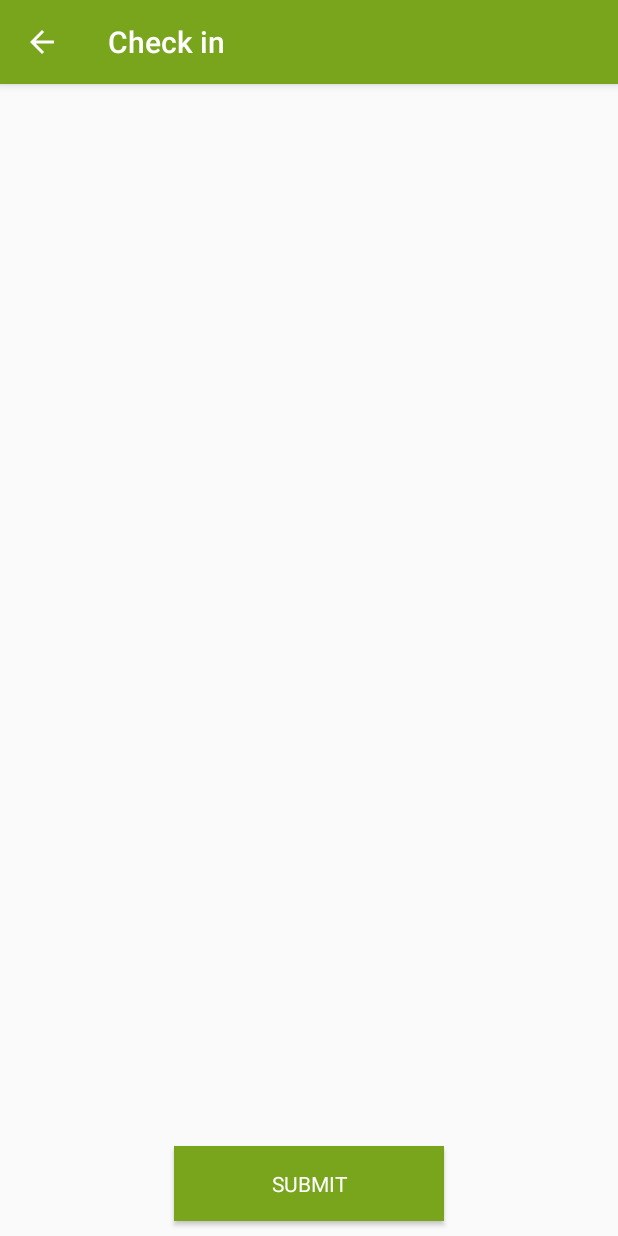
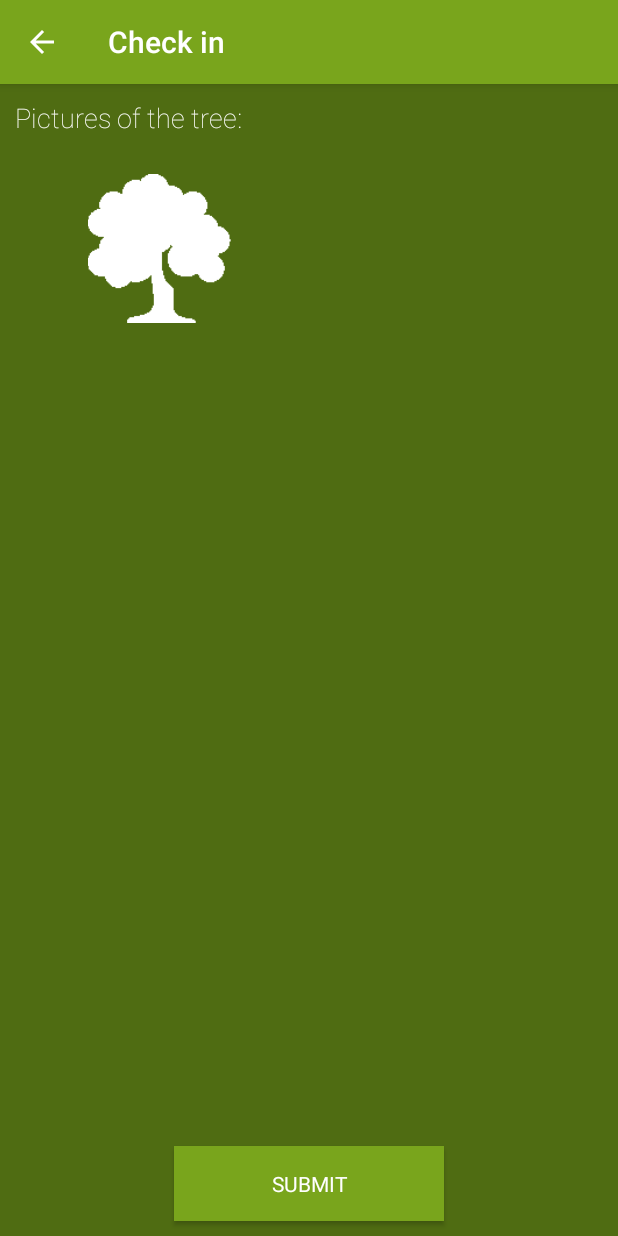
Before and after one commit to DGuerrero/treepolis-android, an Android app: the CheckinTreeActivity screen opened directly, with no data from a screen before it, on a phone screen of 412 x 824 dp. Run offline under Robolectric (Android 15) with nearby library versions, the phone set to English and light mode, and no system bars.

Commit message:
[WIP] Adding add tree pictures feature

```diff
--- a/app/src/main/res/layout/activity_checkin_tree.xml
+++ b/app/src/main/res/layout/activity_checkin_tree.xml
@@ -3,10 +3,47 @@
     android:id="@+id/relativeLayoutCheckinTreeRoot"
     android:layout_width="match_parent"
     android:layout_height="match_parent"
+    android:background="@color/primary_dark"
     tools:context="com.quoders.apps.android.treepolis.ui.checkin.CheckinTreeActivity">
 
     <include layout="@layout/toolbar"/>
 
+    <TextView
+        android:id="@+id/textViewTreePicsTitle"
+        android:text="@string/checkTreePicsTitle"
+        android:layout_margin="10dp"
+        android:textSize="@dimen/text_standard_subtitle"
+        android:textColor="@android:color/white"
+        android:fontFamily="sans-serif-thin"
+        android:layout_width="wrap_content"
+        android:layout_height="wrap_content"
+        android:layout_below="@+id/toolbar"/>
+
+
+    <LinearLayout
+        android:layout_width="match_parent"
+        android:layout_height="110dp"
+        android:layout_margin="10dp"
+        android:orientation="horizontal"
+        android:weightSum="1"
+        android:layout_below="@+id/textViewTreePicsTitle">
+
+        <ImageView
+            android:id="@+id/imageViewTreePic1"
+            android:src="@drawable/ic_tree"
+            android:layout_margin="5dp"
+            android:layout_weight=".5"
+            android:layout_width="0dp"
+            android:layout_height="match_parent" />
+
+        <ImageView
+            android:id="@+id/imageViewTreePic2"
+            android:layout_margin="5dp"
+            android:layout_weight=".5"
+            android:layout_width="0dp"
+            android:layout_height="match_parent" />
+
+    </LinearLayout>
 
 
     <Button
--- a/app/src/main/res/values/dimens.xml
+++ b/app/src/main/res/values/dimens.xml
@@ -20,6 +20,8 @@
     <dimen name="button_standard_height">50dp</dimen>
 
     <dimen name="text_standard_title">20sp</dimen>
+    <dimen name="text_standard_subtitle">18sp</dimen>
+    <dimen name="text_standard">16sp</dimen>
 
 
 </resources>
--- a/app/src/main/res/values/strings.xml
+++ b/app/src/main/res/values/strings.xml
@@ -53,5 +53,6 @@
     <!-- Check in tree -->
     <string name="submit_tree">Submit</string>
     <string name="title_activity_checkin_tree">Check in</string>
+    <string name="checkTreePicsTitle">Pictures of the tree:</string>
 
 </resources>
```
Also changed, not shown: app/src/main/res/drawable-xxhdpi/ic_tree.png (added).
